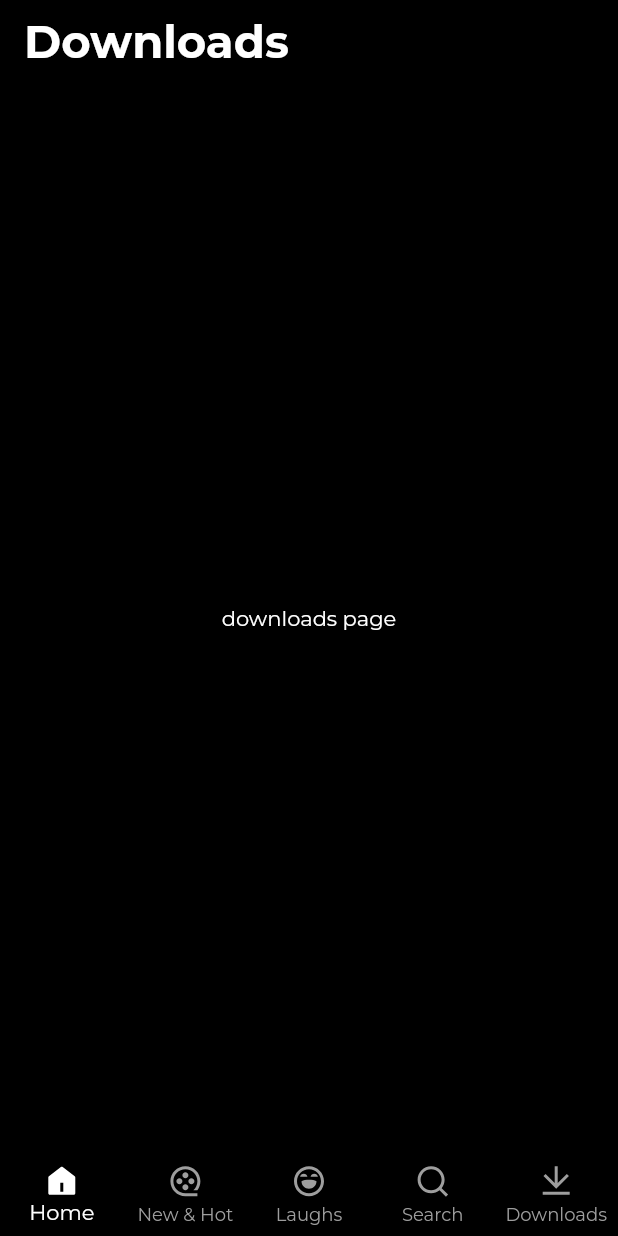
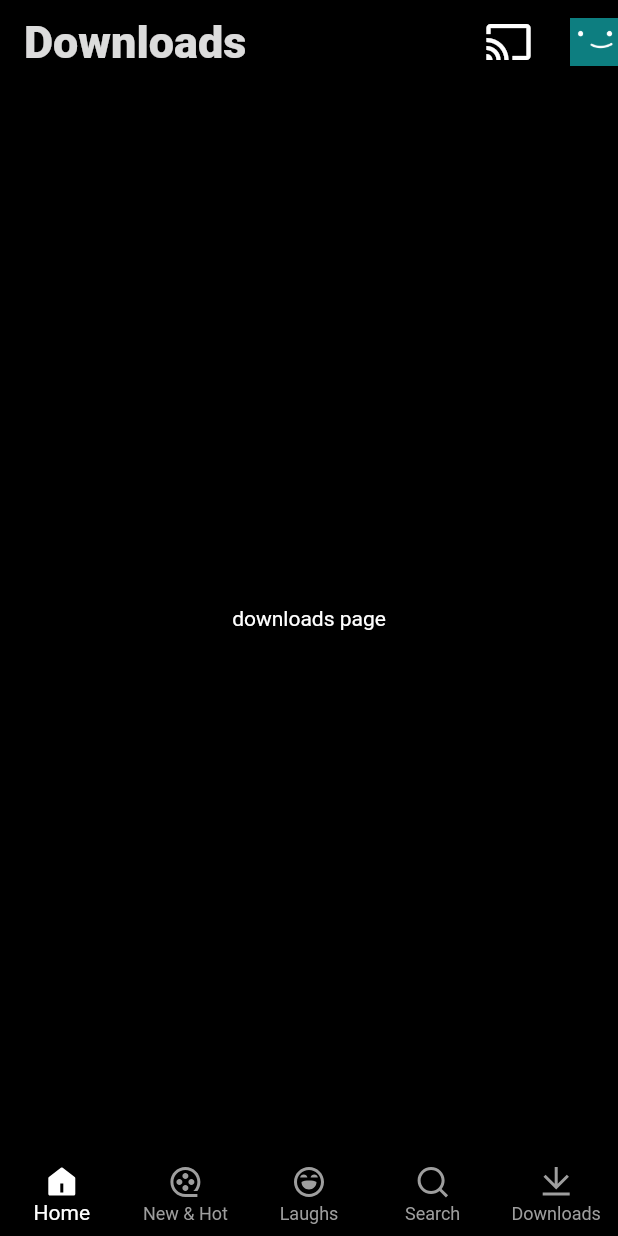
Before and after one commit to aninarafath6/flutter-netflix-clone, a Flutter app: the screen it shows after launch, swiped to page 5, on a phone screen of 412 x 824 dp. Run offline on Flutter 3.47's test engine with Material 2 defaults, Android fonts, the phone set to English and light mode, and no system bars; our stand-ins replace google_fonts, remixicon; Roboto replaces fonts that are missing (Yantramanav).

Commit message:
downloads app bar

```diff
--- a/lib/core/colors/app_colors.dart
+++ b/lib/core/colors/app_colors.dart
@@ -3,4 +3,5 @@ import 'package:flutter/material.dart';
 class AppColors {
   static const scaffoldColor = Colors.black;
   static const dark = Colors.black;
+  static const titleFondColor = Color.fromARGB(223, 252, 251, 252);
 }
--- a/lib/core/images/app_images.dart
+++ b/lib/core/images/app_images.dart
@@ -0,0 +1,3 @@
+class AppImages {
+  static const String userAvatar = 'assets/images/user_avatar.png';
+}
--- a/lib/core/sizes/app_sizes.dart
+++ b/lib/core/sizes/app_sizes.dart
@@ -1,4 +1,11 @@
+import 'package:flutter/cupertino.dart';
+
 class AppSizes {
   static const toolbarHeight = 70;
   static const double titleFontSize = 30;
+  static const double titleIconSize = 32;
+
+  static const SizedBox spaceWidget = SizedBox(
+    width: 25,
+  );
 }
--- a/lib/core/theme/app_theme.dart
+++ b/lib/core/theme/app_theme.dart
@@ -7,7 +7,7 @@ import '../colors/app_colors.dart';
 class AppTheme {
   static ThemeData theme = ThemeData(
     scaffoldBackgroundColor: AppColors.scaffoldColor,
-    fontFamily: GoogleFonts.montserrat().fontFamily,
+    fontFamily: GoogleFonts.yantramanav().fontFamily,
     appBarTheme: const AppBarTheme(
       color: Colors.transparent,
     ),
@@ -23,8 +23,8 @@ class AppTheme {
 
 // title font theme
   static TextStyle titleTextTheme = const TextStyle(
-    color: Colors.white,
+    color: AppColors.titleFondColor,
     fontSize: AppSizes.titleFontSize,
-    fontWeight: FontWeight.w700,
+    fontWeight: FontWeight.w800,
   );
 }
--- a/lib/presentation/screen/pages/downloads_page/downloads_page.dart
+++ b/lib/presentation/screen/pages/downloads_page/downloads_page.dart
@@ -1,4 +1,6 @@
 import 'package:flutter/material.dart';
+import 'package:netflix_clone/core/images/app_images.dart';
+import 'package:netflix_clone/core/sizes/app_sizes.dart';
 import 'package:netflix_clone/core/theme/app_theme.dart';
 
 class DownloadsPage extends StatelessWidget {
@@ -12,6 +14,21 @@ class DownloadsPage extends StatelessWidget {
           'Downloads',
           style: AppTheme.titleTextTheme,
         ),
+        actions: [
+          const Icon(
+            Icons.cast,
+            size: AppSizes.titleIconSize,
+          ),
+          AppSizes.spaceWidget,
+          ClipRRect(
+            borderRadius: BorderRadius.circular(10),
+            child: Image.asset(
+              AppImages.userAvatar,
+              height: AppSizes.titleIconSize,
+              width: AppSizes.titleIconSize,
+            ),
+          ),
+        ],
         centerTitle: false,
       ),
       body: const Center(
--- a/pubspec.yaml
+++ b/pubspec.yaml
@@ -24,3 +24,5 @@ dev_dependencies:
 
 flutter:
   uses-material-design: true
+  assets:
+    - assets/images/
```
Also changed, not shown: assets/images/user_avatar.png (added).
